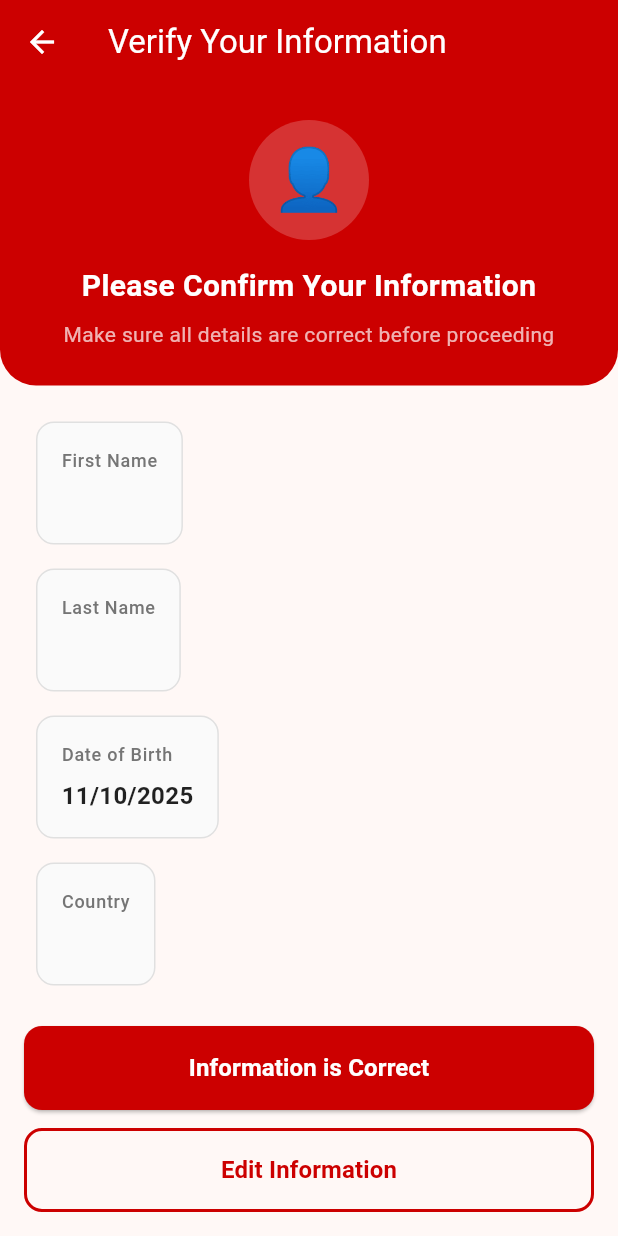
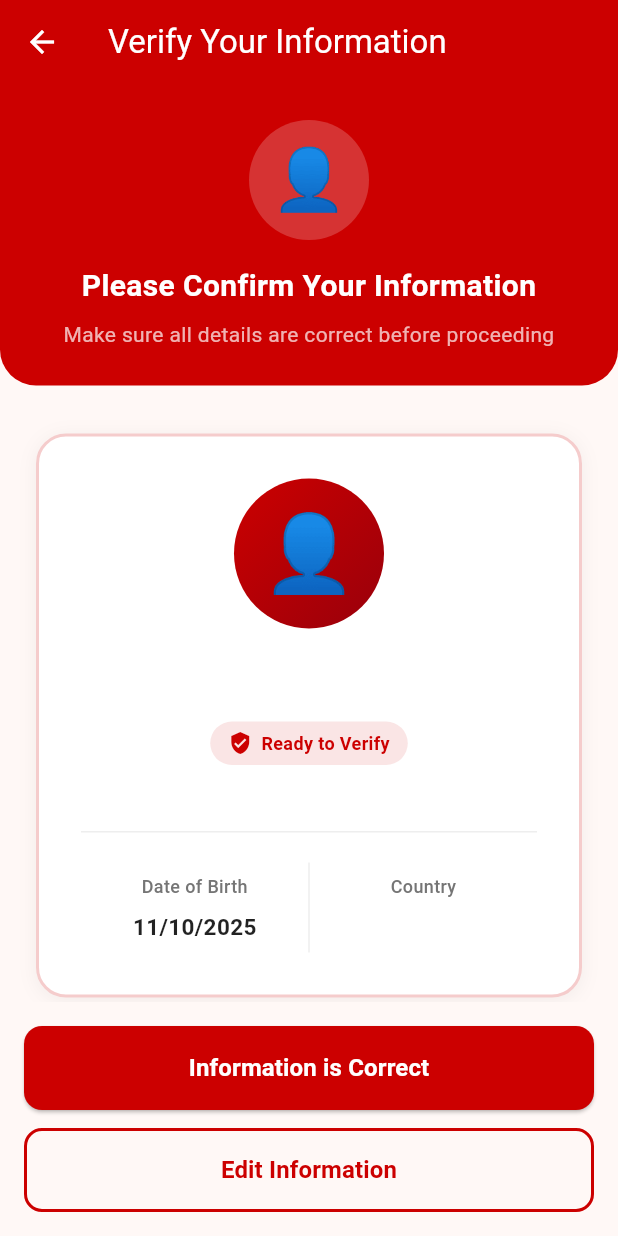
Before and after one commit to kiranaddepalli/simple-app, a Flutter app: the UserInfoConfirmationScreen screen opened directly with empty values, on a phone screen of 412 x 824 dp. Run offline on Flutter 3.47's test engine with Material 3 defaults, Android fonts, the phone set to English and light mode, and no system bars; our stand-ins replace permission_handler, shared_preferences; missing offline and left inert: mobile_scanner; accounts and stored records are empty.

Commit message:
user confirmation screen

```diff
--- a/lib/screens/user_info_confirmation_screen.dart
+++ b/lib/screens/user_info_confirmation_screen.dart
@@ -80,37 +80,174 @@ class _UserInfoConfirmationScreenState extends State<UserInfoConfirmationScreen>
             Padding(
               padding: const EdgeInsets.all(24),
               child: Column(
-                crossAxisAlignment: CrossAxisAlignment.start,
+                crossAxisAlignment: CrossAxisAlignment.center,
                 children: [
-                  // Information Cards
-                  _InfoCard(
-                    label: 'First Name',
-                    value: widget.userInfo.firstName,
+                  const SizedBox(height: 8),
+                  // Profile Card Container
+                  Container(
+                    width: double.infinity,
+                    decoration: BoxDecoration(
+                      color: Colors.white,
+                      borderRadius: BorderRadius.circular(20),
+                      border: Border.all(
+                        color: const Color(0xFFCC0000).withOpacity(0.2),
+                        width: 2,
+                      ),
+                      boxShadow: [
+                        BoxShadow(
+                          color: Colors.black.withOpacity(0.05),
+                          blurRadius: 10,
+                          offset: const Offset(0, 2),
+                        ),
+                      ],
+                    ),
+                    padding: const EdgeInsets.all(28),
+                    child: Column(
+                      children: [
+                        // Profile Avatar
+                        Container(
+                          width: 100,
+                          height: 100,
+                          decoration: BoxDecoration(
+                            gradient: const LinearGradient(
+                              begin: Alignment.topLeft,
+                              end: Alignment.bottomRight,
+                              colors: [
+                                Color(0xFFCC0000),
+                                Color(0xFF99000B),
+                              ],
+                            ),
+                            borderRadius: BorderRadius.circular(50),
+                          ),
+                          child: const Center(
+                            child: Text(
+                              '👤',
+                              style: TextStyle(fontSize: 50),
+                            ),
+                          ),
+                        ),
+                        const SizedBox(height: 24),
+
+                        // Full Name
+                        Text(
+                          widget.userInfo.fullName,
+                          style: const TextStyle(
+                            fontSize: 24,
+                            fontWeight: FontWeight.w700,
+                            color: Colors.black87,
+                          ),
+                          textAlign: TextAlign.center,
+                        ),
+                        const SizedBox(height: 4),
+
+                        // Verified Badge
+                        Container(
+                          padding: const EdgeInsets.symmetric(
+                            horizontal: 12,
+                            vertical: 6,
+                          ),
+                          decoration: BoxDecoration(
+                            color: const Color(0xFFCC0000).withOpacity(0.1),
+                            borderRadius: BorderRadius.circular(20),
+                          ),
+                          child: const Row(
+                            mainAxisSize: MainAxisSize.min,
+                            children: [
+                              Icon(
+                                Icons.verified_user,
+                                size: 16,
+                                color: Color(0xFFCC0000),
+                              ),
+                              SizedBox(width: 6),
+                              Text(
+                                'Ready to Verify',
+                                style: TextStyle(
+                                  fontSize: 12,
+                                  fontWeight: FontWeight.w600,
+                                  color: Color(0xFFCC0000),
+                                ),
+                              ),
+                            ],
+                          ),
+                        ),
+                        const SizedBox(height: 24),
+
+                        // Divider
+                        Container(
+                          height: 1,
+                          color: Colors.grey[200],
+                          margin: const EdgeInsets.symmetric(vertical: 20),
+                        ),
+
+                        // Details Grid
+                        Row(
+                          children: [
+                            Expanded(
+                              child: Column(
+                                children: [
+                                  Text(
+                                    'Date of Birth',
+                                    style: TextStyle(
+                                      fontSize: 12,
+                                      color: Colors.grey[600],
+                                      fontWeight: FontWeight.w500,
+                                    ),
+                                  ),
+                                  const SizedBox(height: 8),
+                                  Text(
+                                    widget.userInfo.formattedDOB,
+                                    style: const TextStyle(
+                                      fontSize: 15,
+                                      fontWeight: FontWeight.w700,
+                                      color: Colors.black87,
+                                    ),
+                                  ),
+                                ],
+                              ),
+                            ),
+                            Container(
+                              width: 1,
+                              height: 60,
+                              color: Colors.grey[200],
+                            ),
+                            Expanded(
+                              child: Column(
+                                children: [
+                                  Text(
+                                    'Country',
+                                    style: TextStyle(
+                                      fontSize: 12,
+                                      color: Colors.grey[600],
+                                      fontWeight: FontWeight.w500,
+                                    ),
+                                  ),
+                                  const SizedBox(height: 8),
+                                  Text(
+                                    widget.userInfo.country,
+                                    style: const TextStyle(
+                                      fontSize: 15,
+                                      fontWeight: FontWeight.w700,
+                                      color: Colors.black87,
+                                    ),
+                                  ),
+                                ],
+                              ),
+                            ),
+                          ],
+                        ),
+                      ],
+                    ),
                   ),
-                  const SizedBox(height: 16),
-                  _InfoCard(
-                    label: 'Last Name',
-                    value: widget.userInfo.lastName,
-                  ),
-                  const SizedBox(height: 16),
-                  _InfoCard(
-                    label: 'Date of Birth',
-                    value: widget.userInfo.formattedDOB,
-                  ),
-                  const SizedBox(height: 16),
-                  _InfoCard(
-                    label: 'Country',
-                    value: widget.userInfo.country,
-                  ),
-                  const SizedBox(height: 40),
+                  const SizedBox(height: 32),
 
-                  // Confirmation Message
+                  // Security Message
                   Container(
                     padding: const EdgeInsets.all(16),
                     decoration: BoxDecoration(
-                      color: const Color(0xFFCC0000).withOpacity(0.1),
+                      color: const Color(0xFFE3F2FD),
                       border: Border.all(
-                        color: const Color(0xFFCC0000).withOpacity(0.3),
+                        color: const Color(0xFF90CAF9),
+                        width: 1,
                       ),
                       borderRadius: BorderRadius.circular(12),
                     ),
@@ -118,17 +255,18 @@ class _UserInfoConfirmationScreenState extends State<UserInfoConfirmationScreen>
                       crossAxisAlignment: CrossAxisAlignment.start,
                       children: [
                         Text(
-                          'ℹ️',
+                          '🔒',
                           style: TextStyle(fontSize: 20),
                         ),
                         SizedBox(width: 12),
                         Expanded(
                           child: Text(
-                            'We use this information to verify your identity and protect your account.',
+                            'Your information is encrypted and will be used only to verify your identity.',
                             style: TextStyle(
-                              fontSize: 14,
-                              color: Color(0xFFCC0000),
+                              fontSize: 13,
+                              color: Color(0xFF0D47A1),
                               height: 1.5,
+                              fontWeight: FontWeight.w500,
                             ),
                           ),
                         ),
@@ -202,48 +340,3 @@ class _UserInfoConfirmationScreenState extends State<UserInfoConfirmationScreen>
     );
   }
 }
-
-class _InfoCard extends StatelessWidget {
-  final String label;
-  final String value;
-
-  const _InfoCard({
-    required this.label,
-    required this.value,
-  });
-
-  @override
-  Widget build(BuildContext context) {
-    return Container(
-      padding: const EdgeInsets.all(16),
-      decoration: BoxDecoration(
-        border: Border.all(color: Colors.grey[300]!),
-        borderRadius: BorderRadius.circular(12),
-        color: Colors.grey[50],
-      ),
-      child: Column(
-        crossAxisAlignment: CrossAxisAlignment.start,
-        children: [
-          Text(
-            label,
-            style: TextStyle(
-              fontSize: 12,
-              color: Colors.grey[600],
-              fontWeight: FontWeight.w500,
-              letterSpacing: 0.5,
-            ),
-          ),
-          const SizedBox(height: 8),
-          Text(
-            value,
-            style: const TextStyle(
-              fontSize: 16,
-              color: Colors.black87,
-              fontWeight: FontWeight.w600,
-            ),
-          ),
-        ],
-      ),
-    );
-  }
-}
```
Also changed, not shown: 2 other files.
